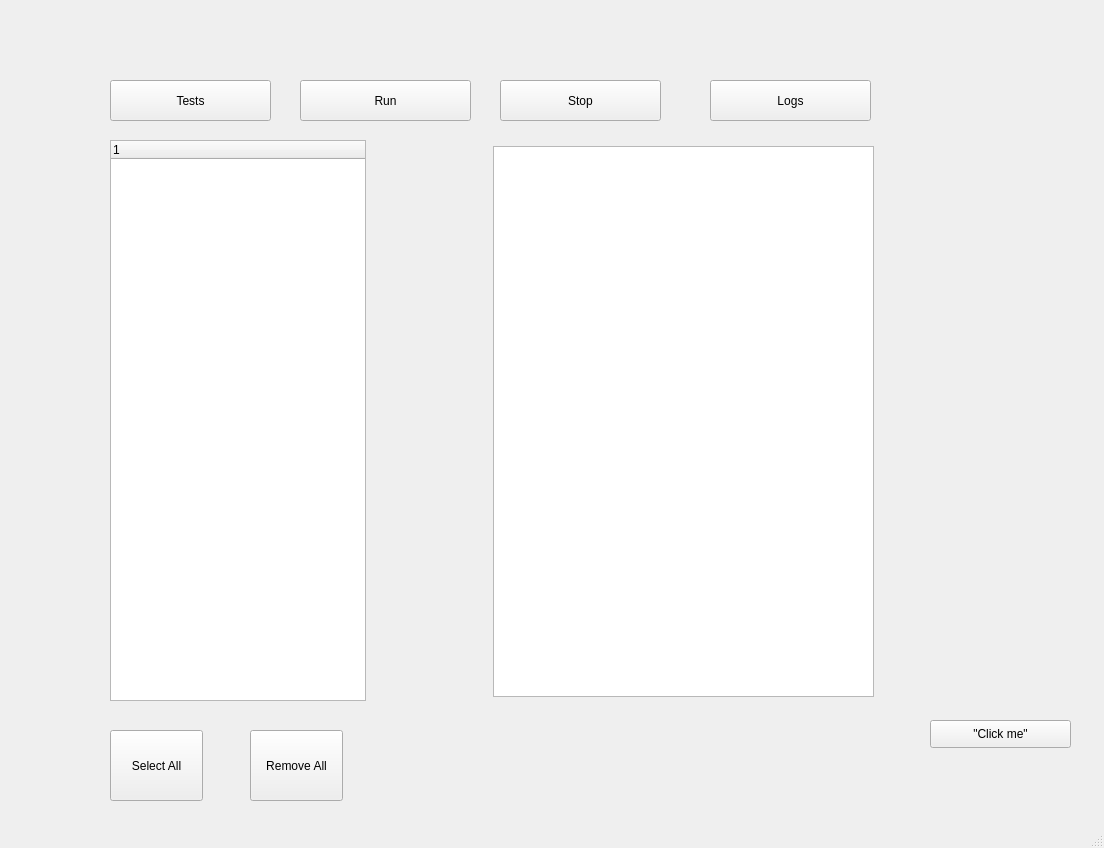
DoronCohen1997/Python_Project, file ui_mainWindow1.ui: the form before one commit.
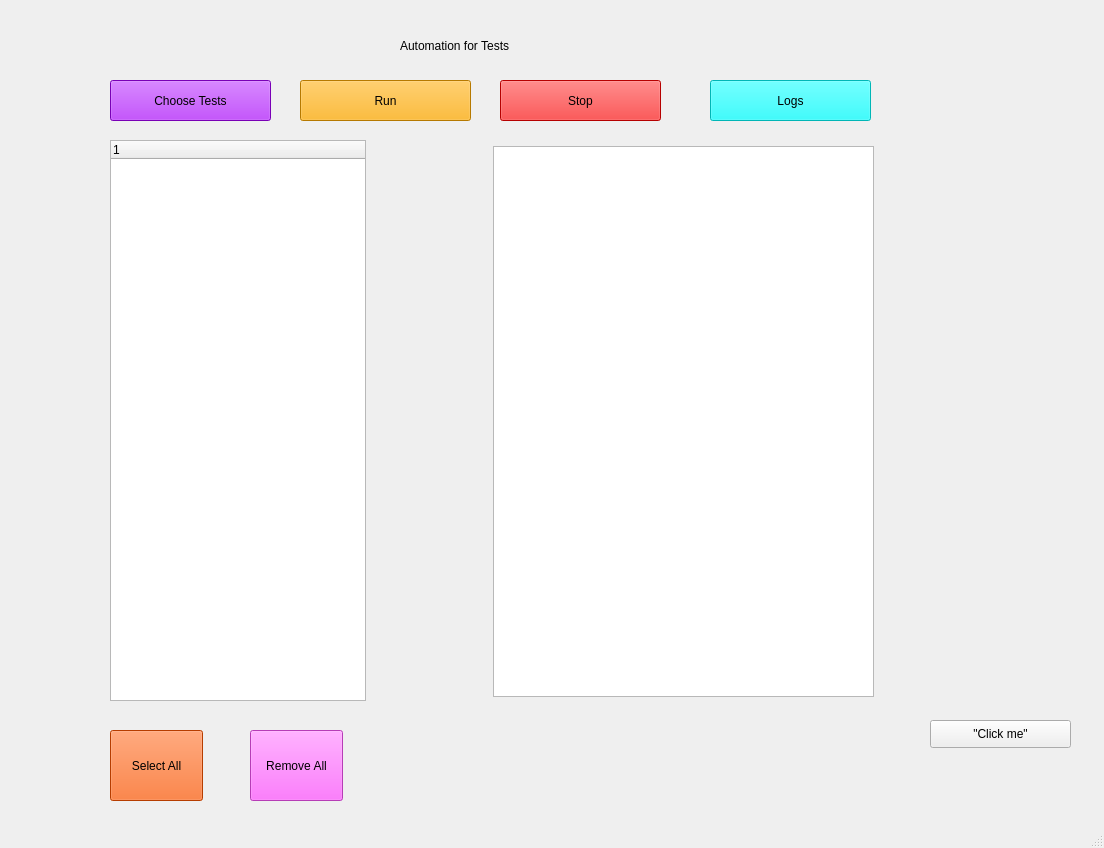
The form after the commit.

```diff
--- a/ui_mainWindow1.ui
+++ b/ui_mainWindow1.ui
@@ -36,8 +36,12 @@
       <height>41</height>
      </rect>
     </property>
+    <property name="styleSheet">
+     <string notr="true">background-color: rgb(170, 0, 255);
+font: 75 10pt &quot;MS Shell Dlg 2&quot;;</string>
+    </property>
     <property name="text">
-     <string>Tests</string>
+     <string>Choose Tests</string>
     </property>
    </widget>
    <widget class="QPushButton" name="btn_run">
@@ -49,6 +53,10 @@
       <height>41</height>
      </rect>
     </property>
+    <property name="styleSheet">
+     <string notr="true">font: 75 10pt &quot;MS Shell Dlg 2&quot;;
+background-color: rgb(255, 170, 0);</string>
+    </property>
     <property name="text">
      <string>Run</string>
     </property>
@@ -62,6 +70,10 @@
       <height>41</height>
      </rect>
     </property>
+    <property name="styleSheet">
+     <string notr="true">background-color: rgb(255, 0, 0);
+font: 75 10pt &quot;MS Shell Dlg 2&quot;;</string>
+    </property>
     <property name="text">
      <string>Stop</string>
     </property>
@@ -75,6 +87,10 @@
       <height>41</height>
      </rect>
     </property>
+    <property name="styleSheet">
+     <string notr="true">background-color: rgb(0, 255, 255);
+font: 75 10pt &quot;MS Shell Dlg 2&quot;;</string>
+    </property>
     <property name="text">
      <string>Logs</string>
     </property>
@@ -103,6 +119,10 @@
       <height>71</height>
      </rect>
     </property>
+    <property name="styleSheet">
+     <string notr="true">font: 75 10pt &quot;MS Shell Dlg 2&quot;;
+background-color: rgb(255, 85, 255);</string>
+    </property>
     <property name="text">
      <string>Remove All</string>
     </property>
@@ -116,6 +136,10 @@
       <height>71</height>
      </rect>
     </property>
+    <property name="styleSheet">
+     <string notr="true">font: 75 10pt &quot;MS Shell Dlg 2&quot;;
+background-color: rgb(255, 85, 0);</string>
+    </property>
     <property name="text">
      <string>Select All</string>
     </property>
@@ -130,6 +154,22 @@
      </rect>
     </property>
    </widget>
+   <widget class="QLabel" name="label">
+    <property name="geometry">
+     <rect>
+      <x>400</x>
+      <y>30</y>
+      <width>511</width>
+      <height>31</height>
+     </rect>
+    </property>
+    <property name="styleSheet">
+     <string notr="true">font: 75 16pt &quot;MS Shell Dlg 2&quot;;</string>
+    </property>
+    <property name="text">
+     <string>Automation for Tests</string>
+    </property>
+   </widget>
   </widget>
   <widget class="QMenuBar" name="menubar">
    <property name="geometry">
```
